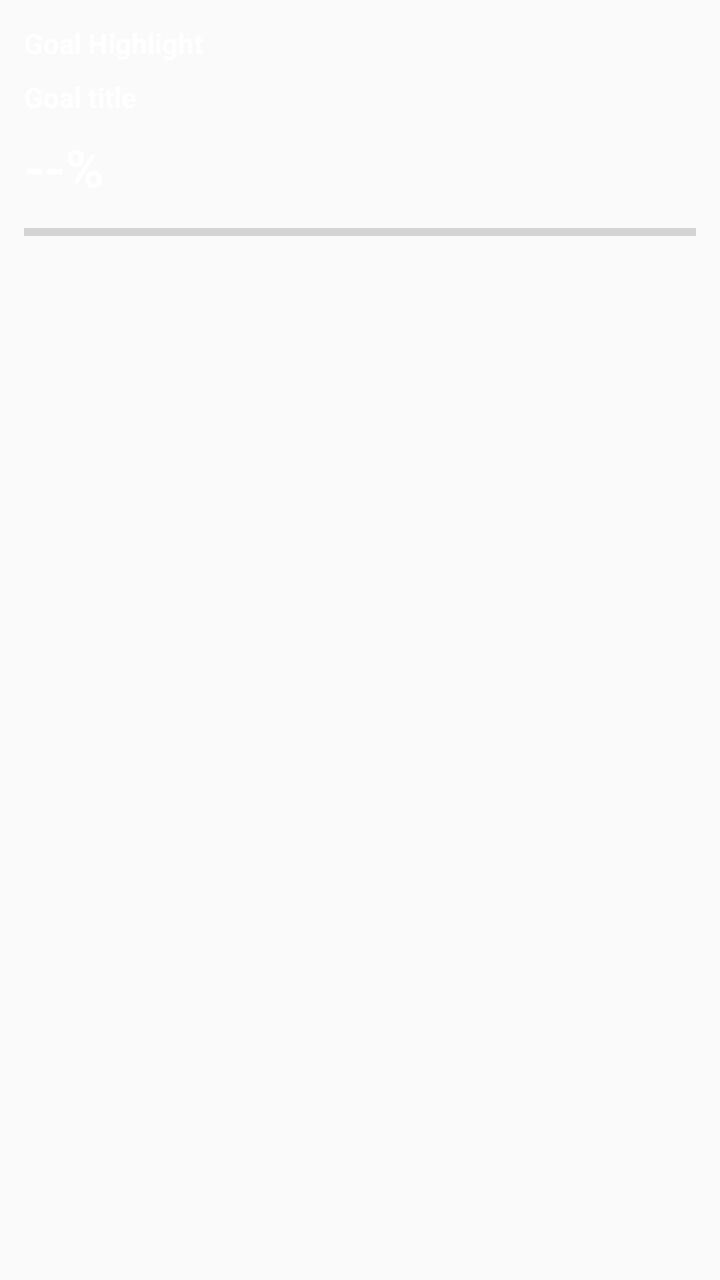
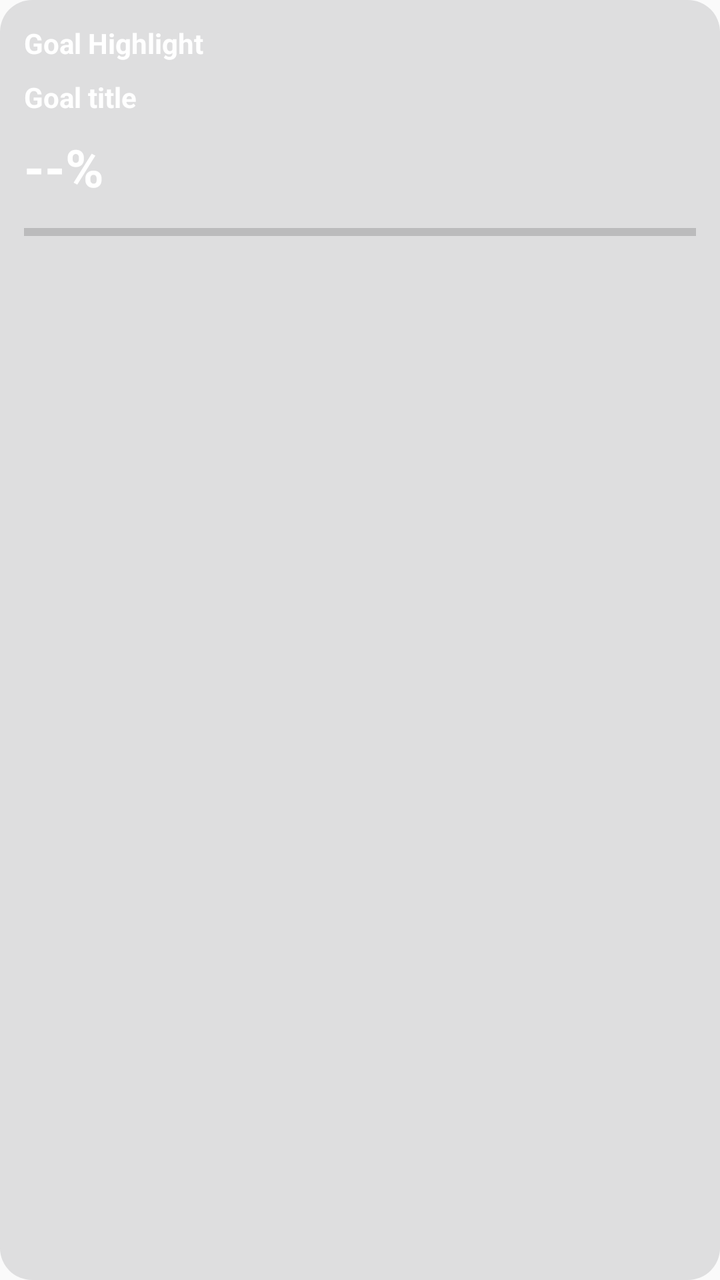

Before-and-after screenshots of an Android layout around one commit, followed by the original layout XML and the change that was made.
<!-- AndroidManifest.xml: application theme AppTheme -->
<!-- res/layout/widget_goal_highlight.xml -->
<?xml version="1.0" encoding="utf-8"?>

<LinearLayout xmlns:android="http://schemas.android.com/apk/res/android"
  android:id="@+id/root"
  android:layout_width="match_parent"
  android:layout_height="match_parent"
  android:orientation="vertical"
  android:padding="12dp"
  android:background="@android:color/transparent">

  <TextView
    android:id="@+id/title"
    android:layout_width="match_parent"
    android:layout_height="wrap_content"
    android:text="Goal Highlight"
    android:textStyle="bold"
    android:textSize="14sp"
    android:textColor="@android:color/white"/>

  <TextView
    android:id="@+id/goalTitle"
    android:layout_width="match_parent"
    android:layout_height="wrap_content"
    android:text="Goal title"
    android:textSize="14sp"
    android:textStyle="bold"
    android:layout_marginTop="8dp"
    android:maxLines="2"
    android:ellipsize="end"
    android:textColor="@android:color/white"/>

  <TextView
    android:id="@+id/pct"
    android:layout_width="match_parent"
    android:layout_height="wrap_content"
    android:text="--%"
    android:textStyle="bold"
    android:textSize="26sp"
    android:textColor="@android:color/white"
    android:layout_marginTop="8dp"/>

  <ProgressBar
    android:id="@+id/progress"
    style="?android:attr/progressBarStyleHorizontal"
    android:layout_width="match_parent"
    android:layout_height="10dp"
    android:layout_marginTop="10dp"
    android:max="100"/>
</LinearLayout>
<!-- resources referenced by this layout -->
<resources>
  <style name="AppTheme" parent="Theme.AppCompat.DayNight.NoActionBar">
      <item name="android:enforceNavigationBarContrast" tools:targetApi="29">true</item>
      <item name="android:editTextBackground">@drawable/rn_edit_text_material</item>
      <item name="colorPrimary">@color/colorPrimary</item>
      <item name="android:statusBarColor">#F5F7FA</item>
    </style>
  <!-- drawable rn_edit_text_material (drawable) -->
  <?xml version="1.0" encoding="utf-8"?>
  <inset xmlns:android="http://schemas.android.com/apk/res/android"
         android:insetLeft="@dimen/abc_edit_text_inset_horizontal_material"
         android:insetRight="@dimen/abc_edit_text_inset_horizontal_material"
         android:insetTop="@dimen/abc_edit_text_inset_top_material"
         android:insetBottom="@dimen/abc_edit_text_inset_bottom_material"
         >
  
      <selector>
          
          <item android:state_enabled="false" android:drawable="@drawable/abc_textfield_default_mtrl_alpha"/>
          <item android:drawable="@drawable/abc_textfield_activated_mtrl_alpha"/>
      </selector>
  
  </inset>
  <color name="colorPrimary">#023c69</color>
</resources>

<!-- the commit's change to res/layout/widget_goal_highlight.xml (unified diff, before → after) -->
@@ -6,7 +6,7 @@
   android:layout_height="match_parent"
   android:orientation="vertical"
   android:padding="12dp"
-  android:background="@android:color/transparent">
+  android:background="@drawable/widget_bg">
 
   <TextView
     android:id="@+id/title"
<!-- resource entries referenced after the edit -->
@@ -1,5 +1,12 @@
 <!-- resources referenced by this layout -->
 <resources>
+  <!-- drawable widget_bg (drawable) -->
+  <?xml version="1.0" encoding="utf-8"?>
+  
+  <shape xmlns:android="http://schemas.android.com/apk/res/android">
+    <corners android:radius="16dp" />
+    <solid android:color="#1F111318" /> 
+  </shape>
   <style name="AppTheme" parent="Theme.AppCompat.DayNight.NoActionBar">
       <item name="android:enforceNavigationBarContrast" tools:targetApi="29">true</item>
       <item name="android:editTextBackground">@drawable/rn_edit_text_material</item>
